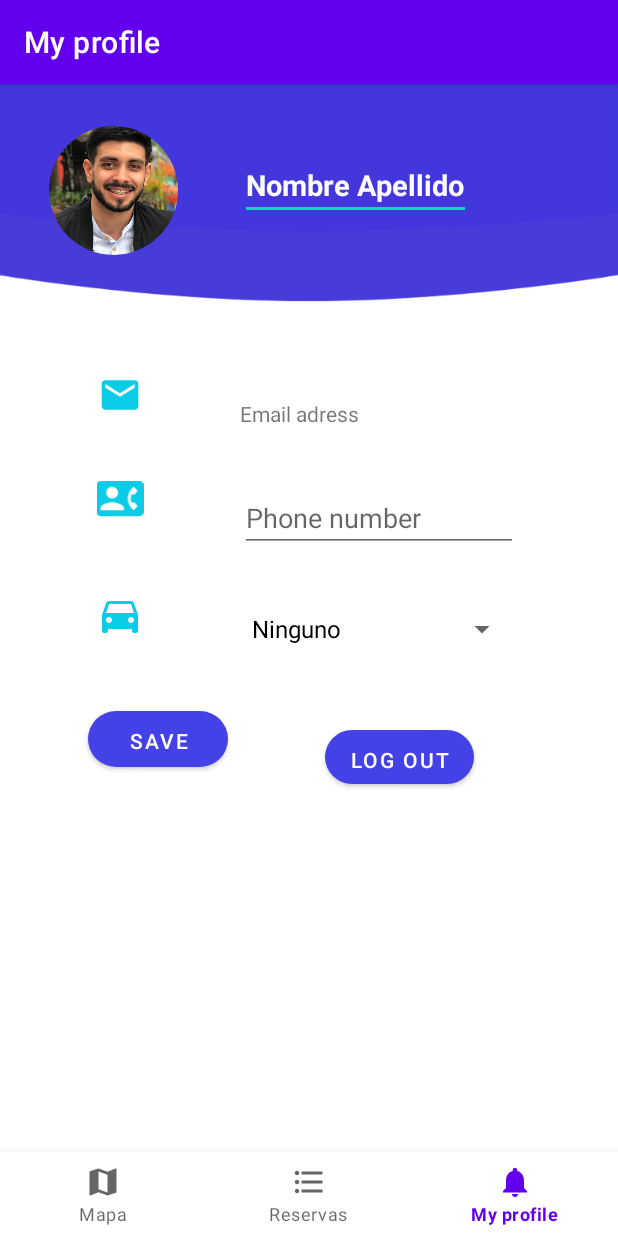
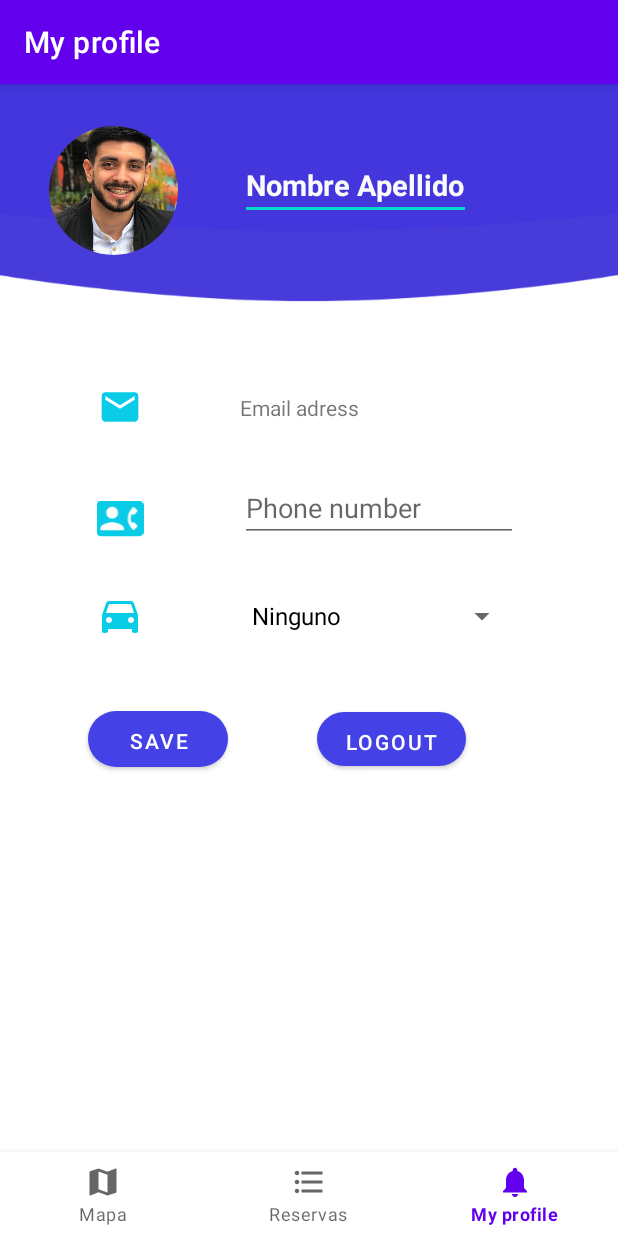
Before and after one commit to EzeCasella/parkapp-android, an Android app: the PerfilFragment screen opened through its navigation route, on a phone screen of 412 x 824 dp. Run offline under Robolectric (Android 15) with nearby library versions, the phone set to English and light mode, and no system bars; our stand-ins replace CircleImageView, Firebase (no records; nobody signed in at launch, a user with empty details on screens opened directly), navigation-ui; 4 statements that could not run were skipped.

Commit message:
avances de perfil

```diff
--- a/app/src/main/java/com/probit/parkapp/ui/PerfilFragment.java
+++ b/app/src/main/java/com/probit/parkapp/ui/PerfilFragment.java
@@ -1,8 +1,6 @@
 package com.probit.parkapp.ui;
 
-import android.content.Intent;
 import android.os.Bundle;
-import android.util.Log;
 import android.view.LayoutInflater;
 import android.view.View;
 import android.view.ViewGroup;
@@ -18,12 +16,8 @@ import androidx.annotation.NonNull;
 import androidx.annotation.Nullable;
 import androidx.fragment.app.Fragment;
 
-import com.google.firebase.auth.FirebaseUser;
-import com.google.firebase.firestore.DocumentSnapshot;
-import com.probit.parkapp.LoginSignupActivity;
 import com.probit.parkapp.MainActivity;
 import com.probit.parkapp.R;
-import com.probit.parkapp.common.Callback;
 import com.probit.parkapp.model.User;
 import com.probit.parkapp.repositories.AuthRepository;
 
--- a/app/src/main/res/layout/fragment_profile.xml
+++ b/app/src/main/res/layout/fragment_profile.xml
@@ -54,7 +54,7 @@
         app:layout_constraintBottom_toBottomOf="@+id/button_save"
         app:layout_constraintStart_toStartOf="parent"
         app:layout_constraintTop_toBottomOf="@+id/circleImageView"
-        app:layout_constraintVertical_bias="0.252" />
+        app:layout_constraintVertical_bias="0.278" />
 
     <ImageView
         android:id="@+id/image_phone"
@@ -65,7 +65,7 @@
         app:layout_constraintBottom_toBottomOf="@+id/button_save"
         app:layout_constraintStart_toStartOf="parent"
         app:layout_constraintTop_toBottomOf="@+id/circleImageView"
-        app:layout_constraintVertical_bias="0.474" />
+        app:layout_constraintVertical_bias="0.516" />
 
     <ImageView
         android:id="@+id/image_car"
@@ -115,13 +115,13 @@
         android:id="@+id/button_logout"
         android:layout_width="99dp"
         android:layout_height="36dp"
-        android:layout_marginTop="340dp"
+        android:layout_marginTop="328dp"
         android:background="@drawable/buttonstyleithgradient"
-        android:text="Log out"
+        android:text="Logout"
         android:textColor="@color/white"
         app:backgroundTint="@color/blue2"
         app:layout_constraintEnd_toEndOf="parent"
-        app:layout_constraintHorizontal_bias="0.401"
+        app:layout_constraintHorizontal_bias="0.368"
         app:layout_constraintStart_toEndOf="@+id/button_save"
         app:layout_constraintTop_toBottomOf="@+id/nombreperfil" />
 
```
